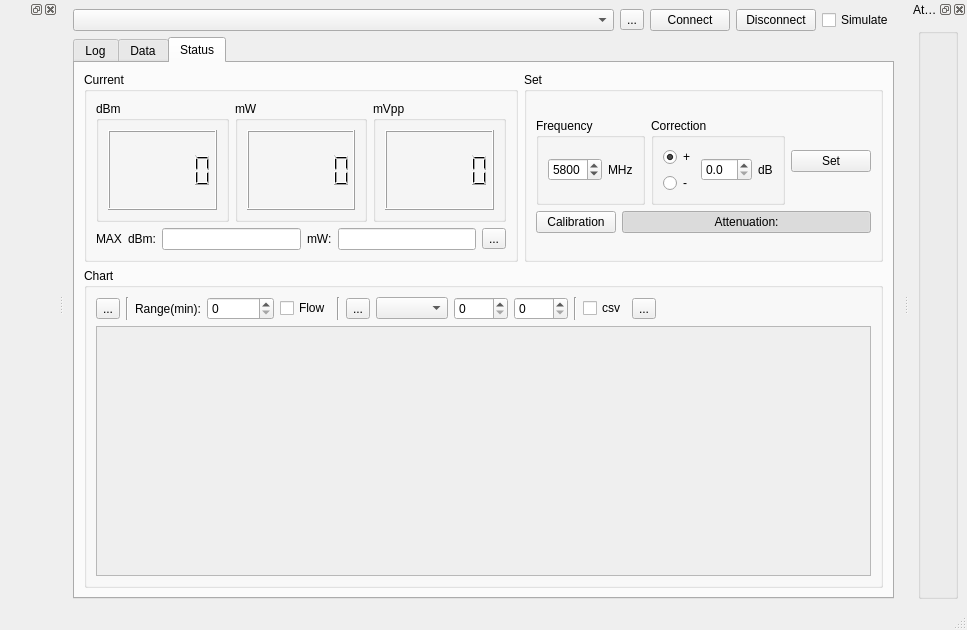
This is mainwindow.ui in coozoo/qtrfpowermeter as Qt 5 draws it before an edit. The edited form follows.
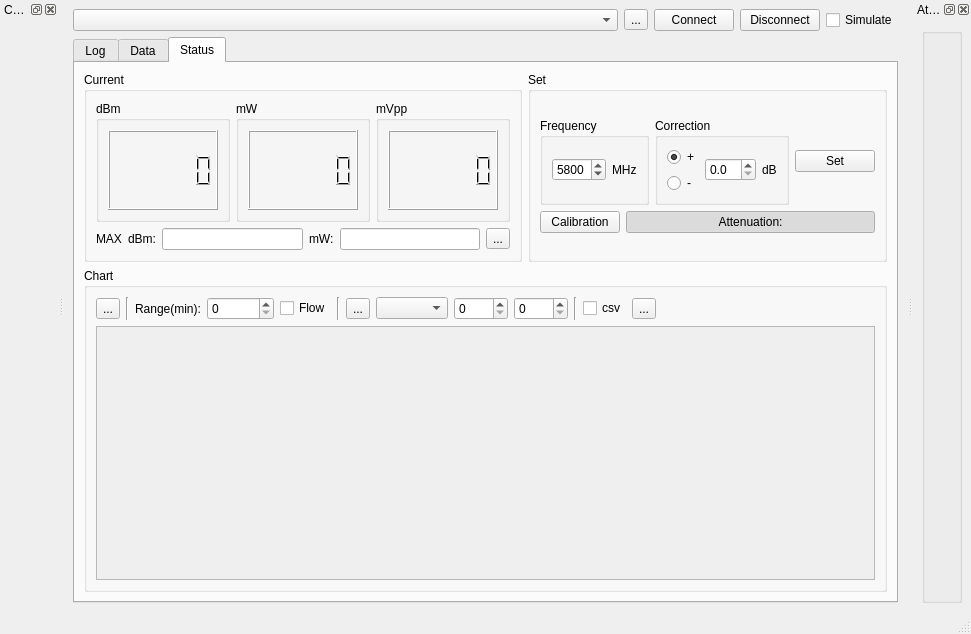
This is the edited form.

Commit message:
Tabify docks
Just or space save

```diff
--- a/mainwindow.ui
+++ b/mainwindow.ui
@@ -6,8 +6,8 @@
    <rect>
     <x>0</x>
     <y>0</y>
-    <width>967</width>
-    <height>630</height>
+    <width>971</width>
+    <height>634</height>
    </rect>
   </property>
   <property name="windowTitle">
@@ -395,8 +395,8 @@
                    <rect>
                     <x>0</x>
                     <y>0</y>
-                    <width>789</width>
-                    <height>173</height>
+                    <width>793</width>
+                    <height>177</height>
                    </rect>
                   </property>
                  </widget>
@@ -576,6 +576,9 @@
    </widget>
   </widget>
   <widget class="QDockWidget" name="calibration_dockWidget">
+   <property name="windowTitle">
+    <string>Calibration</string>
+   </property>
    <attribute name="dockWidgetArea">
     <number>1</number>
    </attribute>
```
Left out of the diff: 5 changed lines with no effect on the pictures. The commit also changes 2 other files.
